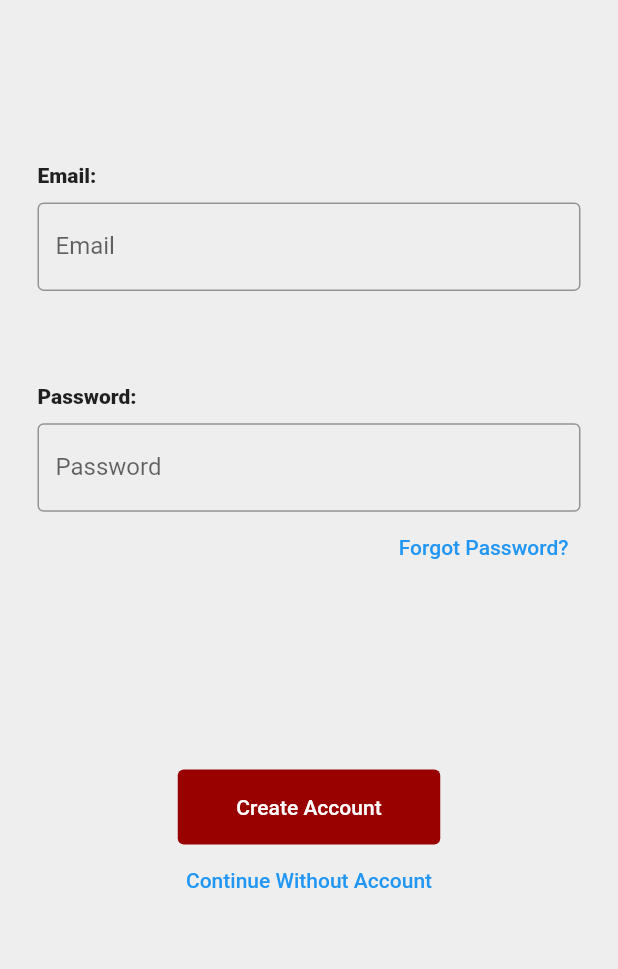
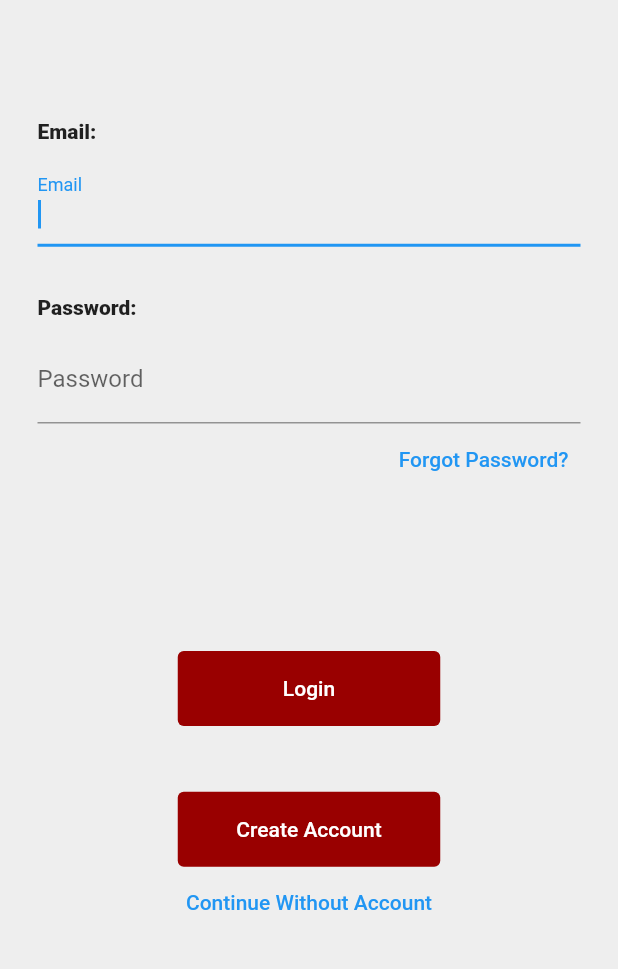
Before and after one commit to astrebe/project-spotlight, a Flutter app: the screen it shows after launch, on a phone screen of 412 x 824 dp, the part 245-1214 px from its top. Run offline on Flutter 3.47's test engine with Material 2 defaults, Android fonts, the phone set to English and light mode, and no system bars; our stand-ins replace firebase_auth, firebase_core; accounts and stored records are empty.

Commit message:
Login Function Added
Firebase materials added to files as well as the files being edited to allow an existing user to login. Some things must still be tweaked.

```diff
--- a/spotlight_app/lib/loginscreen.dart
+++ b/spotlight_app/lib/loginscreen.dart
@@ -1,10 +1,22 @@
+// ignore_for_file: must_be_immutable
+
 import 'package:flutter/material.dart';
+import "package:firebase_auth/firebase_auth.dart";
 
-class LoginScreen extends StatelessWidget {
+class LoginScreen extends StatefulWidget {
+  const LoginScreen({Key? key}) : super(key: key);
+
+  @override
+  _LoginScreenState createState() => _LoginScreenState();
+}
+
+class _LoginScreenState extends State<LoginScreen> {
   final String loginLabel = "Email: ";
   final String passwordLabel = "Password: ";
 
-  const LoginScreen({Key? key}) : super(key: key);
+  String _errorMessage = "";
+  String _loginEmail = "";
+  String _loginPassword = "";
 
   @override
   Widget build(BuildContext context) {
@@ -43,13 +55,24 @@ class LoginScreen extends StatelessWidget {
                     ),
                   ),
                 ),
-                const TextField(
+                TextFormField(
+                  autofocus: true,
+                  onChanged: (newText) {
+                    setState(() {
+                      _loginEmail = newText;
+                    });
+                  },
+                  decoration: InputDecoration(
+                    labelText: "Email",
+                  ),
+                ),
+                /*const TextField(
                   obscureText: true,
                   decoration: InputDecoration(
                     border: OutlineInputBorder(),
                     labelText: 'Email',
                   ),
-                ),
+                ),*/
               ])),
               Align(
                 alignment: Alignment.bottomCenter,
@@ -65,13 +88,24 @@ class LoginScreen extends StatelessWidget {
                       ),
                     ),
                   ),
-                  const TextField(
+                  TextFormField(
+                    autofocus: true,
+                    onChanged: (newText) {
+                      setState(() {
+                        _loginPassword = newText;
+                      });
+                    },
+                    decoration: InputDecoration(
+                      labelText: "Password",
+                    ),
+                  ),
+                  /*const TextField(
                     obscureText: true,
                     decoration: InputDecoration(
                       border: OutlineInputBorder(),
                       labelText: 'Password',
                     ),
-                  ),
+                  ),*/
                 ])),
               ),
               /*
@@ -94,6 +128,47 @@ class LoginScreen extends StatelessWidget {
                   )
                 ],
               )),
+              Expanded(
+                  child: Column(
+                      mainAxisAlignment: MainAxisAlignment.center,
+                      crossAxisAlignment: CrossAxisAlignment.center,
+                      children: <Widget>[
+                    SizedBox(
+                      width: 175,
+                      height: 50,
+                      child: TextButton(
+                        style: ButtonStyle(
+                          alignment: Alignment.center,
+                          foregroundColor:
+                              MaterialStateProperty.all<Color>(Colors.white),
+                          backgroundColor: MaterialStateProperty.all<Color>(
+                              const Color.fromARGB(255, 153, 0, 0)),
+                        ),
+                        onPressed: () async {
+                          try {
+                            UserCredential userCredential = await FirebaseAuth
+                                .instance
+                                .signInWithEmailAndPassword(
+                                    email: _loginEmail,
+                                    password: _loginPassword);
+                            /*Navigator.pushReplacement(
+                              context,
+                              MaterialPageRoute(
+                                builder: (context) => Put Page Name Here));
+                                */
+                          } on FirebaseAuthException catch (e) {
+                            if (e.code == "user-not-fount") {
+                              _errorMessage = "No User Found for that Email.";
+                            } else if (e.code == "wrong-password") {
+                              _errorMessage =
+                                  "Wrong Password Provided for User.";
+                            }
+                          }
+                        },
+                        child: const Text('Login'),
+                      ),
+                    ),
+                  ])),
               Expanded(
                   child: Column(
                       mainAxisAlignment: MainAxisAlignment.center,
--- a/spotlight_app/lib/main.dart
+++ b/spotlight_app/lib/main.dart
@@ -1,7 +1,10 @@
 import 'package:flutter/material.dart';
+import "package:firebase_core/firebase_core.dart";
 import 'LoginScreen.dart';
 
-void main() {
+void main() async {
+  WidgetsFlutterBinding.ensureInitialized();
+  await Firebase.initializeApp();
   runApp(const MyApp());
 }
 
--- a/spotlight_app/pubspec.yaml
+++ b/spotlight_app/pubspec.yaml
@@ -29,9 +29,9 @@ environment:
 dependencies:
   flutter:
     sdk: flutter
-firebase_core: ^1.1.1
-cloud_firestore: ^2.1.0
-firebase_auth: ^1.2.0
+  firebase_core: ^1.1.1
+  cloud_firestore: ^2.1.0
+  firebase_auth: ^1.2.0
 
 
 
```
Also changed, not shown: spotlight_app/pubspec.lock.
